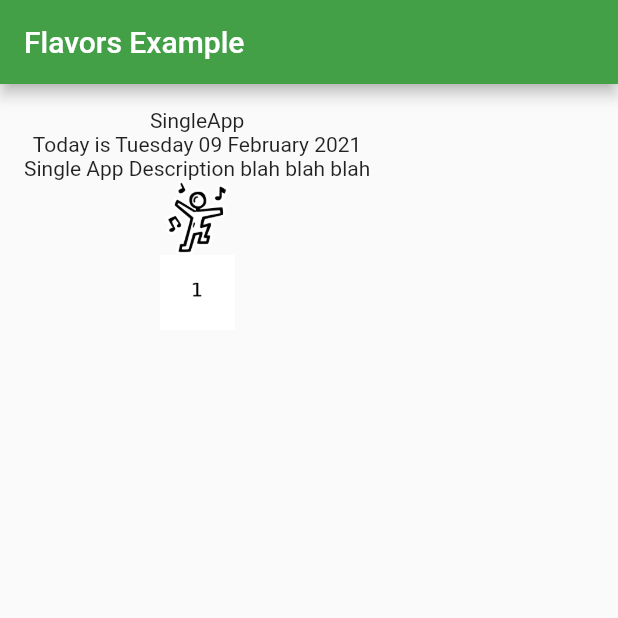
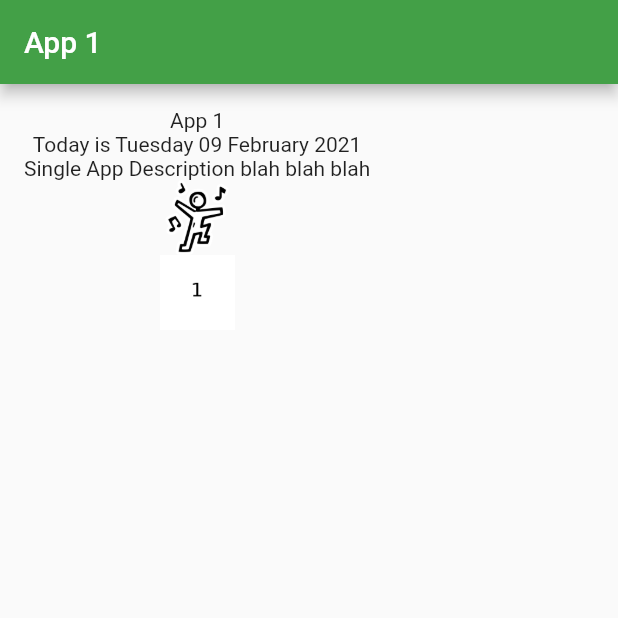
Before and after one commit to andresetevejob/flavor_flutter_demo, a Flutter app: the screen it shows after launch, on a phone screen of 412 x 824 dp, the top half of it. Run offline on Flutter 3.47's test engine with Material 2 defaults, Android fonts, the phone set to English and light mode, and no system bars.

Commit message:
Mise en place de la classe AppConfig pour gerer le partage des données au sein de l'arbr widget

```diff
--- /dev/null
+++ b/lib/app_config.dart
@@ -0,0 +1,17 @@
+import 'package:flutter/material.dart';
+
+class AppConfig extends InheritedWidget {
+  AppConfig({this.appDisplayName,this.appInternalId,
+    Widget child}):super(child: child);
+
+  final String appDisplayName;
+  final int appInternalId;
+
+  static AppConfig of(BuildContext context) {
+    return context.dependOnInheritedWidgetOfExactType<AppConfig>();
+  }
+
+  @override
+  bool updateShouldNotify(InheritedWidget oldWidget) => false;
+
+}
--- a/lib/home_page.dart
+++ b/lib/home_page.dart
@@ -1,3 +1,4 @@
+import 'package:flavor_demo/app_config.dart';
 import 'package:flutter/material.dart';
 import 'package:intl/intl.dart';
 import 'display_string.dart';
@@ -14,20 +15,21 @@ class _HomePageState extends State<HomePage> {
 
   @override
   Widget build(BuildContext context) {
+    var config = AppConfig.of(context);
     return Scaffold(
       appBar: AppBar(
-        title: Text("Flavors Example"),
+        title: Text(config.appDisplayName),
       ),
-      body: _buildBody(),
+      body: _buildBody(config.appDisplayName),
     );
   }
 
-  Widget _buildBody() {
+  Widget _buildBody(String appName) {
     return Container(
         margin: EdgeInsets.symmetric(vertical: 16.0, horizontal: 16.0),
         child: Column(
           children: <Widget>[
-            Text(APP_TITLE),
+            Text(appName),
             Text(DATE + getDateForDisplay()),
             Text(APP_DESCRIPTION),
             Image.asset('assets/dancing.png', width: 50.0, height: 50.0,),
--- a/lib/main.dart
+++ b/lib/main.dart
@@ -1,16 +1,20 @@
 import 'package:flavor_demo/home_page.dart';
 import 'package:flutter/material.dart';
 
-void main() {
-  runApp(MyApp());
-}
+import 'app_config.dart';
+
 
 class MyApp extends StatelessWidget {
   // This widget is the root of your application.
   @override
   Widget build(BuildContext context) {
+    var config = AppConfig.of(context);
+    return _widgetBuildApp(config);
+  }
+
+  MaterialApp _widgetBuildApp(AppConfig config) {
     return MaterialApp(
-      title: 'Flavors Example',
+      title: config.appDisplayName,
       theme: ThemeData(
         // This is the theme of your application.
         //
```
Also changed, not shown: lib/main_app_1.dart (added, +15 -0 lines), lib/main_app_2.dart (added, +15 -0 lines).
